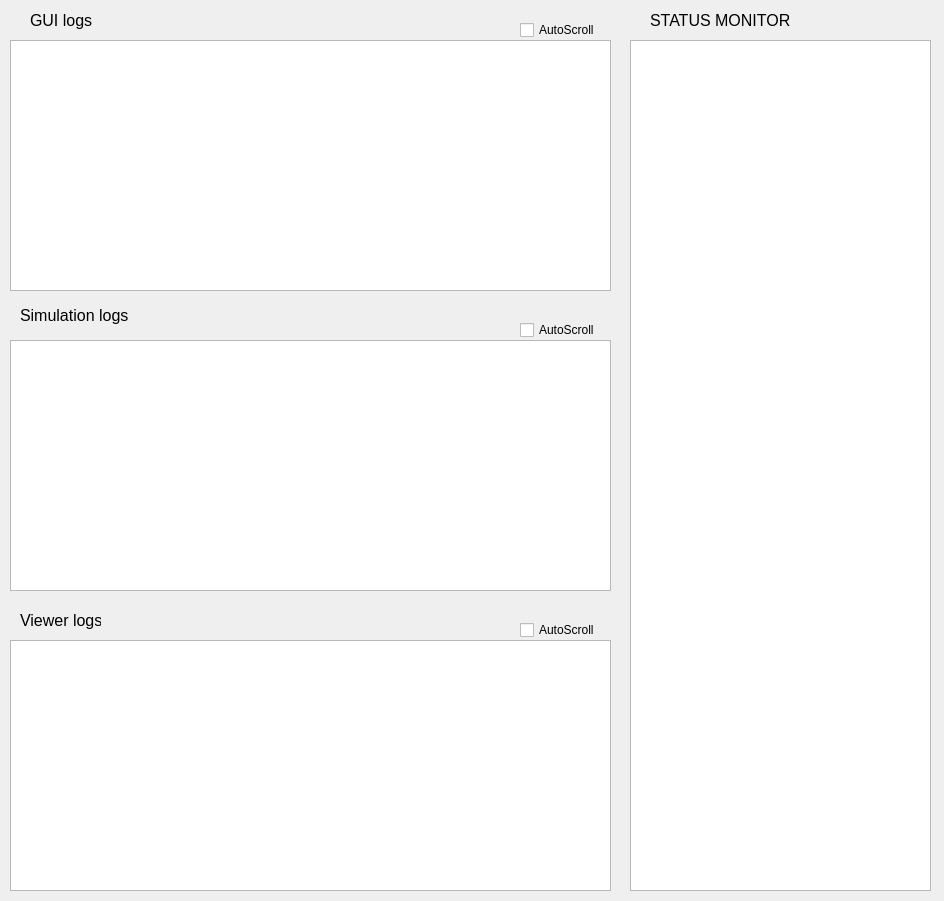
This is Modules/gui/ui/DiagnosticsWindow.ui in marcontex8/MCSuperCar as Qt 5 draws it before an edit. The edited form follows.
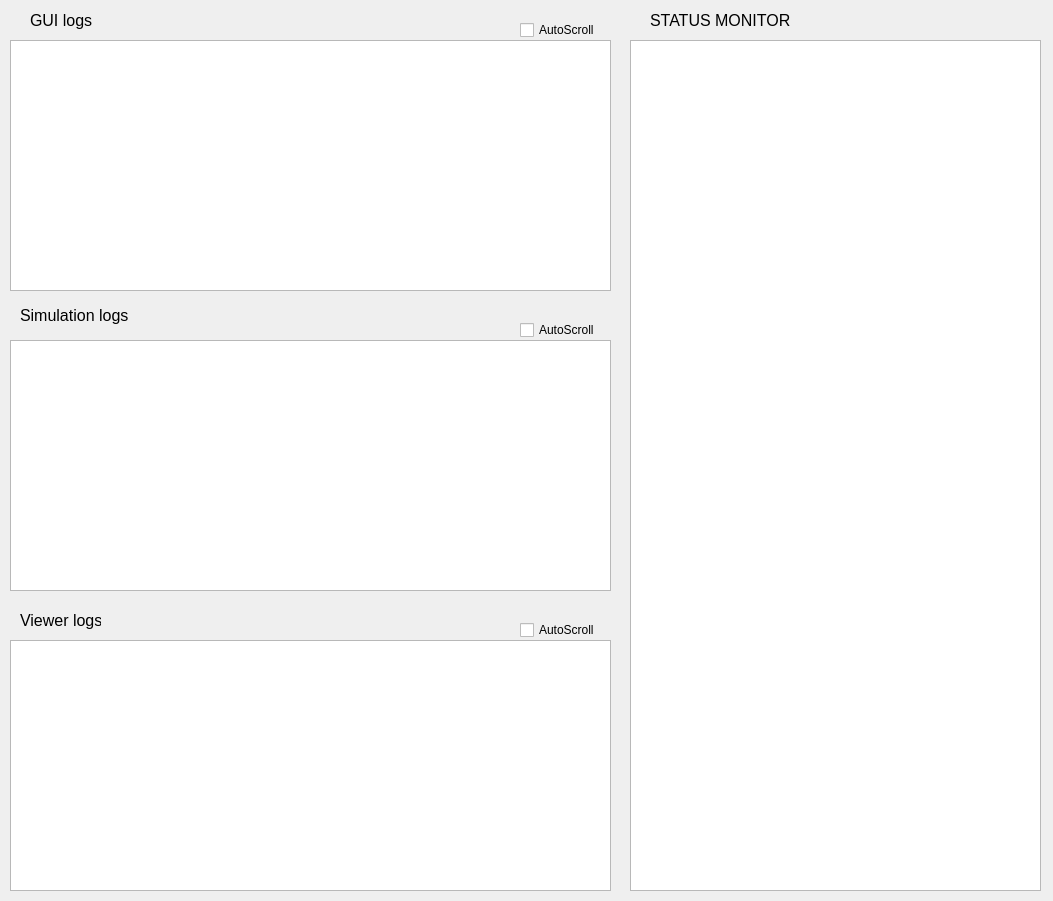
This is the edited form.

```diff
--- a/Modules/gui/ui/DiagnosticsWindow.ui
+++ b/Modules/gui/ui/DiagnosticsWindow.ui
@@ -6,7 +6,7 @@
    <rect>
     <x>0</x>
     <y>0</y>
-    <width>944</width>
+    <width>1053</width>
     <height>901</height>
    </rect>
   </property>
@@ -75,7 +75,7 @@
     <rect>
      <x>630</x>
      <y>40</y>
-     <width>301</width>
+     <width>411</width>
      <height>851</height>
     </rect>
    </property>
```
